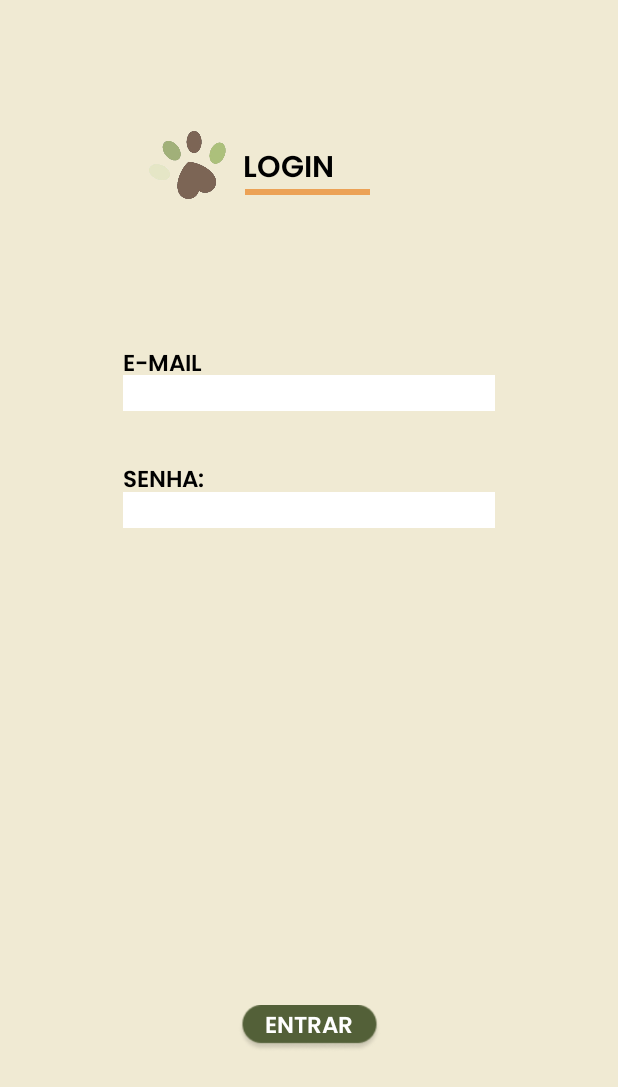
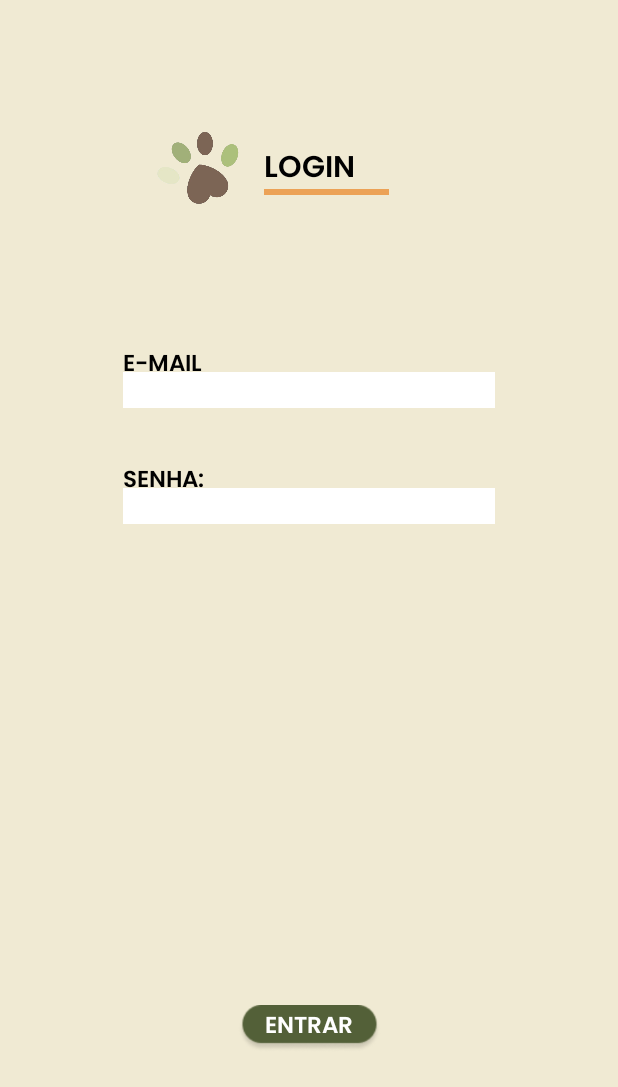
Before and after one commit to fabrirx/ePet, an Android app: the telaLogin screen opened directly, with no data from a screen before it, on a phone screen of 412 x 824 dp. Shown: the top 1087 px of the screen. Run offline under Robolectric (Android 15) with nearby library versions, the phone set to English and light mode, and no system bars.

Commit message:
Pequenos ajustes nas telas já prontas, e inicada a tela adoção.

```diff
--- a/app/src/main/res/layout/activity_main.xml
+++ b/app/src/main/res/layout/activity_main.xml
@@ -77,7 +77,7 @@
         android:layout_width="wrap_content"
         android:layout_height="wrap_content"
         android:layout_marginBottom="476dp"
-        android:fontFamily="@font/poppins_semibold"
+        android:fontFamily="@font/poppins"
         android:text="Como podemos te ajudar hoje?"
         android:textColor="#000000"
         android:textSize="15sp"
@@ -93,7 +93,7 @@
         android:layout_width="wrap_content"
         android:layout_height="wrap_content"
         android:layout_marginBottom="96dp"
-        android:fontFamily="@font/poppins_semibold"
+        android:fontFamily="@font/poppins"
         android:text="Faça o seu login"
         android:textColor="#000000"
         android:textSize="15sp"
@@ -106,7 +106,7 @@
         android:layout_width="wrap_content"
         android:layout_height="wrap_content"
         android:layout_marginBottom="72dp"
-        android:fontFamily="@font/poppins_semibold"
+        android:fontFamily="@font/poppins"
         android:text="Não possui cadastro?"
         android:textColor="#000000"
         app:layout_constraintBottom_toBottomOf="parent"
--- a/app/src/main/res/layout/activity_tela_cadastro.xml
+++ b/app/src/main/res/layout/activity_tela_cadastro.xml
@@ -326,7 +326,7 @@
         android:layout_height="51dp"
         android:layout_marginStart="139dp"
         android:layout_marginEnd="138dp"
-        android:layout_marginBottom="40dp"
+        android:layout_marginBottom="35dp"
         android:backgroundTint="#536038"
         android:fontFamily="@font/poppins_semibold"
         android:text="CADASTRAR"
--- a/app/src/main/res/layout/activity_tela_login.xml
+++ b/app/src/main/res/layout/activity_tela_login.xml
@@ -9,8 +9,8 @@
 
     <ImageView
         android:id="@+id/imgPata"
-        android:layout_width="74dp"
-        android:layout_height="71dp"
+        android:layout_width="88dp"
+        android:layout_height="75dp"
         android:layout_marginStart="88dp"
         android:layout_marginTop="75dp"
         app:layout_constraintStart_toStartOf="parent"
@@ -18,30 +18,30 @@
         app:srcCompat="@drawable/epet" />
 
     <TextView
-        android:id="@+id/textView"
-        android:layout_width="63dp"
-        android:layout_height="26dp"
-        android:layout_marginStart="162dp"
+        android:id="@+id/textLogin"
+        android:layout_width="wrap_content"
+        android:layout_height="wrap_content"
         android:layout_marginTop="96dp"
         android:fontFamily="@font/poppins_semibold"
         android:text="LOGIN"
         android:textColor="@color/black"
         android:textSize="20sp"
-        app:layout_constraintStart_toStartOf="parent"
+        app:layout_constraintEnd_toEndOf="parent"
+        app:layout_constraintHorizontal_bias="0.0"
+        app:layout_constraintStart_toEndOf="@+id/imgPata"
         app:layout_constraintTop_toTopOf="parent" />
 
     <ImageView
         android:id="@+id/imgBarra"
         android:layout_width="83dp"
         android:layout_height="4dp"
-        android:layout_marginStart="163dp"
         android:layout_marginTop="126dp"
-        app:layout_constraintStart_toStartOf="parent"
+        app:layout_constraintStart_toEndOf="@+id/imgPata"
         app:layout_constraintTop_toTopOf="parent"
         app:srcCompat="@drawable/retangulolaranja" />
 
     <TextView
-        android:id="@+id/textView2"
+        android:id="@+id/textEmail"
         android:layout_width="55dp"
         android:layout_height="23dp"
         android:layout_marginTop="230dp"
@@ -55,7 +55,7 @@
         app:layout_constraintTop_toTopOf="parent" />
 
     <TextView
-        android:id="@+id/textView3"
+        android:id="@+id/textSenha"
         android:layout_width="55dp"
         android:layout_height="23dp"
         android:layout_marginTop="307dp"
@@ -105,24 +105,24 @@
         android:id="@+id/editTextText"
         android:layout_width="248dp"
         android:layout_height="24dp"
-        android:layout_marginTop="250dp"
+        android:layout_marginTop="-5dp"
         android:background="@color/white"
         android:ems="10"
         android:inputType="text"
         app:layout_constraintEnd_toEndOf="parent"
         app:layout_constraintStart_toStartOf="parent"
-        app:layout_constraintTop_toTopOf="parent" />
+        app:layout_constraintTop_toBottomOf="@+id/textEmail" />
 
     <EditText
         android:id="@+id/editTextTextPassword"
         android:layout_width="248dp"
         android:layout_height="24dp"
-        android:layout_marginTop="328dp"
+        android:layout_marginTop="-5dp"
         android:background="@color/white"
         android:ems="10"
         android:inputType="textPassword"
         app:layout_constraintEnd_toEndOf="parent"
         app:layout_constraintStart_toStartOf="parent"
-        app:layout_constraintTop_toTopOf="parent" />
+        app:layout_constraintTop_toBottomOf="@+id/textSenha" />
 
 </androidx.constraintlayout.widget.ConstraintLayout>
--- a/app/src/main/res/values/preloaded_fonts.xml
+++ b/app/src/main/res/values/preloaded_fonts.xml
@@ -3,5 +3,6 @@
     <array name="preloaded_fonts" translatable="false">
         <item>@font/poppins_bold</item>
         <item>@font/poppins_semibold</item>
+        <item>@font/poppins_thin</item>
     </array>
 </resources>
```
Also changed, not shown: app/src/main/res/font/poppins_thin.xml (added, +7 -0 lines), app/src/main/res/layout/activity_tela_adocao.xml (+50 -5 lines), app/src/main/res/font/poppins.ttf (added).
